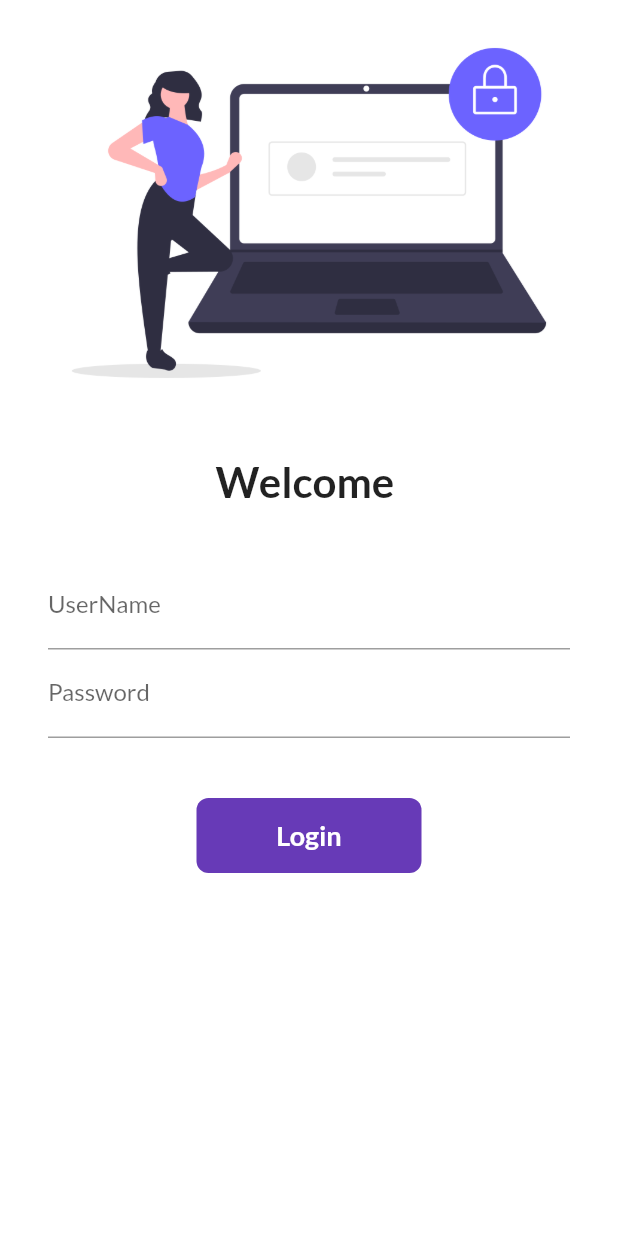
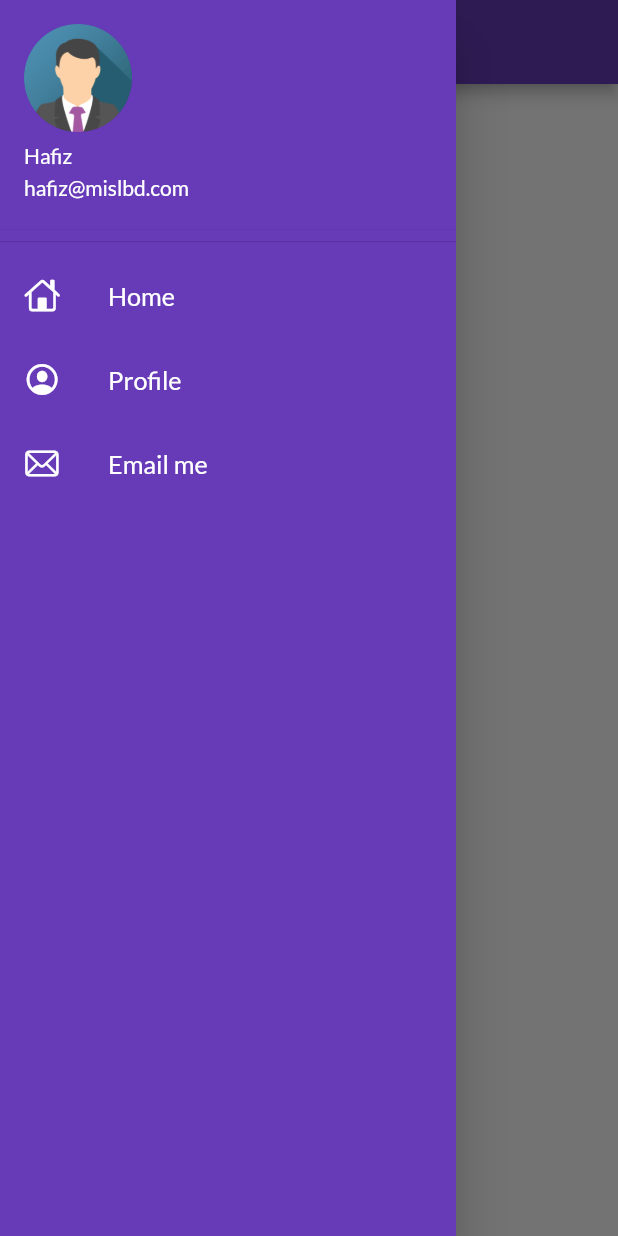
Before and after one commit to hafizasad45/Flutter_Catalog_App, a Flutter app: the screen it shows after launch, with the side drawer open (before the commit the screen has no drawer), on a phone screen of 412 x 824 dp. Run offline on Flutter 3.47's test engine with Material 2 defaults, Android fonts, the phone set to English and light mode, and no system bars; our stand-ins replace google_fonts.

Commit message:
day 9 completed with drawer

```diff
--- a/lib/main.dart
+++ b/lib/main.dart
@@ -26,7 +26,7 @@ class MyApp extends StatelessWidget {
       darkTheme: ThemeData(
         brightness: Brightness.dark,
       ),
-      initialRoute: MyRoutes.loginRoute,
+      initialRoute: MyRoutes.homeRoute,
       routes: {
         MyRoutes.loginRoute: (context) => LoginPage(),
         MyRoutes.homeRoute: (context) => HomePage(),
--- a/lib/pages/home_page.dart
+++ b/lib/pages/home_page.dart
@@ -1,5 +1,6 @@
 // ignore_for_file: prefer_const_constructors, avoid_unnecessary_containers
 
+import 'package:catalog_app/widgets/drawer.dart';
 import 'package:flutter/material.dart';
 
 class HomePage extends StatelessWidget {
@@ -16,7 +17,7 @@ class HomePage extends StatelessWidget {
           child: Text("Welcome to Flutter App"),
         ),
       ),
-      drawer: Drawer(),
+      drawer: MyDrawer(),
     );
   }
 }
--- /dev/null
+++ b/lib/widgets/drawer.dart
@@ -0,0 +1,68 @@
+// ignore_for_file: use_key_in_widget_constructors, prefer_const_literals_to_create_immutables, prefer_const_constructors, prefer_const_declarations
+
+import 'package:flutter/cupertino.dart';
+import 'package:flutter/material.dart';
+
+class MyDrawer extends StatelessWidget {
+  @override
+  Widget build(BuildContext context) {
+    return Drawer(
+      child: Container(
+        color: Colors.deepPurple,
+        child: ListView(
+          children: [
+            DrawerHeader(
+              padding: EdgeInsets.zero,
+              child: UserAccountsDrawerHeader(
+                accountName: Text("Hafiz"),
+                accountEmail: Text("hafiz@mislbd.com"),
+                currentAccountPicture: CircleAvatar(
+                  backgroundImage: AssetImage("assets/images/avatar.png"),
+                ),
+              ),
+            ),
+            ListTile(
+              leading: Icon(
+                CupertinoIcons.home,
+                color: Colors.white,
+              ),
+              title: Text(
+                "Home",
+                textScaleFactor: 1.2,
+                style: TextStyle(
+                  color: Colors.white,
+                ),
+              ),
+            ),
+            ListTile(
+              leading: Icon(
+                CupertinoIcons.profile_circled,
+                color: Colors.white,
+              ),
+              title: Text(
+                "Profile",
+                textScaleFactor: 1.2,
+                style: TextStyle(
+                  color: Colors.white,
+                ),
+              ),
+            ),
+            ListTile(
+              leading: Icon(
+                CupertinoIcons.mail,
+                color: Colors.white,
+              ),
+              title: Text(
+                "Email me",
+                textScaleFactor: 1.2,
+                style: TextStyle(
+                  color: Colors.white,
+                ),
+              ),
+            ),
+          ],
+        ),
+      ),
+    );
+  }
+}
```
Also changed, not shown: assets/images/avatar.png (added).
